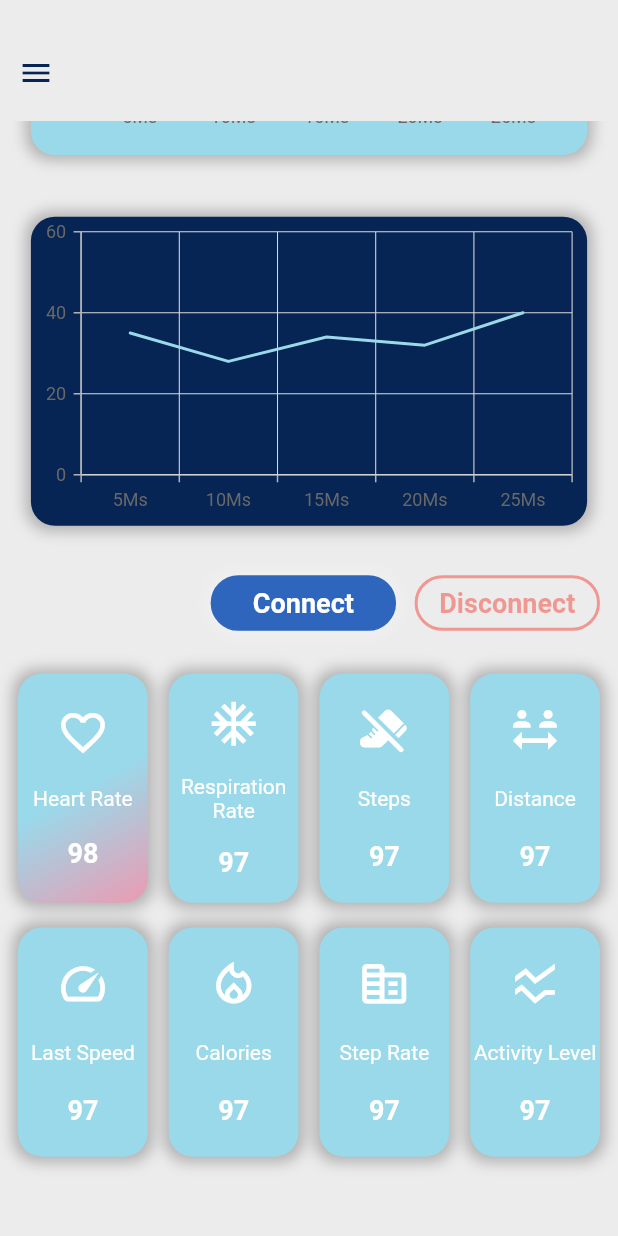
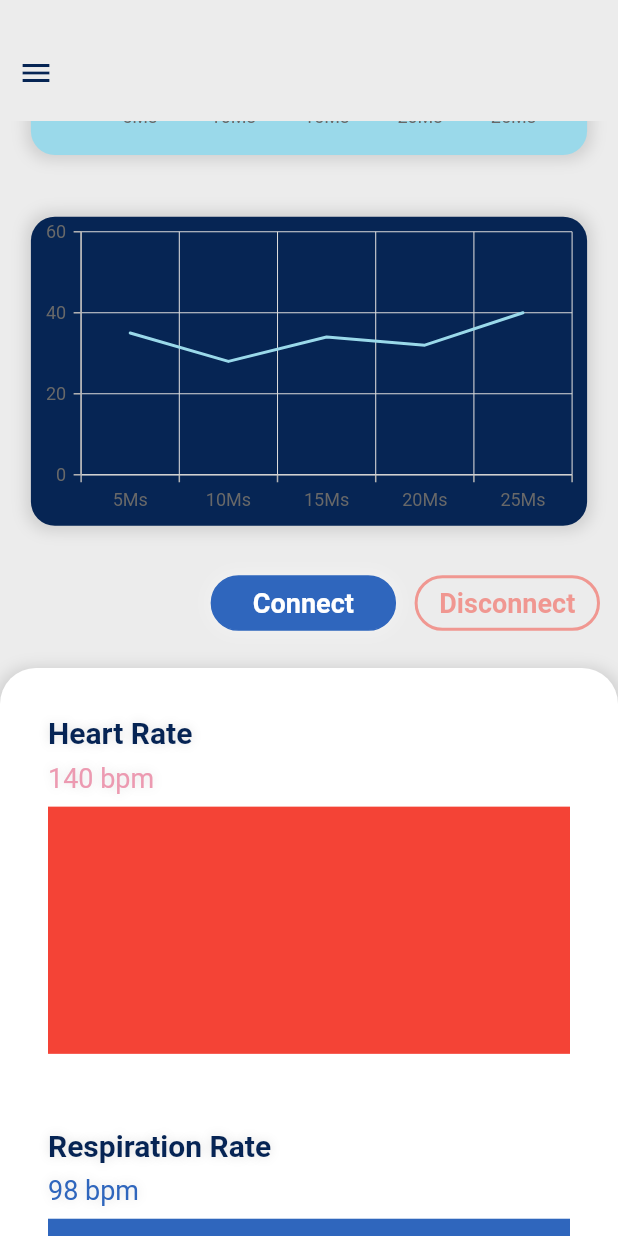
Before and after one commit to Amin397/WearIA, a Flutter app: the HomeScreen screen opened by its route, scrolled down 299 dp, on a phone screen of 412 x 824 dp. Run offline on Flutter 3.47's test engine with Material 2 defaults, Android fonts, the phone set to English and light mode, and no system bars; drawn by our look-alikes of auto_size_text; our stand-ins replace flutter_staggered_animations, get, get_storage, lottie, syncfusion_flutter_charts; accounts and stored records are empty.

Commit message:
last uopdate 5 esfand

```diff
--- a/lib/Consts/measures.dart
+++ b/lib/Consts/measures.dart
@@ -56,13 +56,15 @@ const Color mainRedColor = Color(0XFFEC9AB1);
 const Color backgroundColor = Color(0XFFF6F7Fb);
 const Color textHintColor = Color(0XFF6C7584);
 const Color bgColor = Color(0XFFECECEC);
+const Color blackTextColor = Color(0XFF062454);
+const Color blueTextColor = Color(0XFF2F66BD);
 
 List<BoxShadow> blackShadow({
   Offset offset = const Offset(0.0, 0.0),
 }) {
   return [
     BoxShadow(
-      color: Colors.black26 ,
+      color: Colors.black12 ,
       blurRadius: 8.0,
       spreadRadius: 3.0,
       offset: offset,
--- /dev/null
+++ b/lib/Views/Home/Widget/build_heart_rate_chart_widget.dart
@@ -0,0 +1,21 @@
+import 'package:flutter/material.dart';
+import 'package:get/get.dart';
+import 'package:healthble/Controllers/Home/home_controller.dart';
+
+
+
+class BuildHeartRateChartWidget extends StatelessWidget {
+  const BuildHeartRateChartWidget({Key? key , required this.controller}) : super(key: key);
+
+
+  final HomeController controller;
+
+  @override
+  Widget build(BuildContext context) {
+    return Container(
+      width: Get.width,
+      height: Get.height * .2,
+      color: Colors.red,
+    );
+  }
+}
--- a/lib/Views/Home/Widget/build_more_health_detail_widget.dart
+++ /dev/null
@@ -1,191 +0,0 @@
-import 'package:auto_size_text/auto_size_text.dart';
-import 'package:flutter/material.dart';
-import 'package:flutter_staggered_animations/flutter_staggered_animations.dart';
-import 'package:get/get.dart';
-import 'package:healthble/Controllers/Home/home_controller.dart';
-
-import '../../../Consts/measures.dart';
-
-class BuildMoreHealthDetailWidget extends StatelessWidget {
-  const BuildMoreHealthDetailWidget({
-    Key? key,
-    required this.controller,
-  }) : super(key: key);
-
-  final HomeController controller;
-
-  @override
-  Widget build(BuildContext context) {
-    return Container(
-      height: Get.height * .42,
-      width: Get.width,
-      padding: paddingAll12,
-      child: Column(
-        children: [
-          Flexible(
-            flex: 1,
-            child: SizedBox(
-              height: double.maxFinite,
-              width: double.maxFinite,
-              child: Row(
-                mainAxisAlignment: MainAxisAlignment.spaceBetween,
-                children: [
-                  AnimationConfiguration.synchronized(
-                    child: SlideAnimation(
-                      child: FadeInAnimation(
-                        duration: const Duration(milliseconds: 1000),
-                        child: Container(
-                          height: double.maxFinite,
-                          width: Get.width * .21,
-                          padding: paddingAll4,
-                          decoration: BoxDecoration(
-                            gradient:const LinearGradient(
-                              colors: [
-                                mainColor,
-                                mainColor,
-                                // Colors.red.withAlpha(50),
-                                mainRedColor,
-                              ],
-                              begin: Alignment.topLeft,
-                              end: Alignment.bottomRight,
-                            ),
-                            borderRadius: radiusAll16,
-                            boxShadow: blackShadow(),
-                          ),
-                          child: Column(
-                            mainAxisAlignment: MainAxisAlignment.spaceEvenly,
-                            children: const [
-                              Icon(
-                                Icons.favorite_border,
-                                color: Colors.white,
-                                size: 35.0,
-                              ),
-                              AutoSizeText(
-                                'Heart Rate',
-                                style: TextStyle(
-                                  color: Colors.white,
-                                ),
-                              ),
-                              Text(
-                                '98',
-                                style: TextStyle(
-                                  color: Colors.white,
-                                  fontWeight: FontWeight.bold,
-                                  fontSize: 18.0,
-                                ),
-                              )
-                            ],
-                          ),
-                        ),
-                      ),
-                    ),
-                  ),
-                  _buildItem(
-                    icon: Icons.ac_unit_outlined,
-                    title: 'Respiration Rate',
-                    data: '97',
-                  ),
-                  _buildItem(
-                    icon: Icons.do_not_step_rounded,
-                    title: 'Steps',
-                    data: '97',
-                  ),
-                  _buildItem(
-                    icon: Icons.social_distance,
-                    title: 'Distance',
-                    data: '97',
-                  ),
-                ],
-              ),
-            ),
-          ),
-          SizedBox(
-            height: Get.height * .02,
-          ),
-          Flexible(
-            flex: 1,
-            child: SizedBox(
-              height: double.maxFinite,
-              width: double.maxFinite,
-              child: Row(
-                mainAxisAlignment: MainAxisAlignment.spaceBetween,
-                children: [
-                  _buildItem(
-                    icon: Icons.speed,
-                    title: 'Last Speed',
-                    data: '97',
-                  ),
-                  _buildItem(
-                    icon: Icons.local_fire_department_outlined,
-                    title: 'Calories',
-                    data: '97',
-                  ),
-                  _buildItem(
-                    icon: Icons.corporate_fare_rounded,
-                    title: 'Step Rate',
-                    data: '97',
-                  ),
-                  _buildItem(
-                    icon: Icons.ssid_chart,
-                    title: 'Activity Level',
-                    data: '97',
-                  ),
-                ],
-              ),
-            ),
-          ),
-        ],
-      ),
-    );
-  }
-
-  Widget _buildItem({
-    required IconData icon,
-    required String title,
-    required String data,
-  }) {
-
-
-    return AnimationConfiguration.synchronized(
-      child: SlideAnimation(
-        child: FadeInAnimation(
-          duration: const Duration(milliseconds: 1000),
-          child: Container(
-            height: double.maxFinite,
-            width: Get.width * .21,
-            decoration: BoxDecoration(
-              color: mainColor,
-              borderRadius: radiusAll16,
-              boxShadow: blackShadow(),
-            ),
-            child: Column(
-              mainAxisAlignment: MainAxisAlignment.spaceEvenly,
-              children: [
-                Icon(
-                  icon,
-                  color: Colors.white,
-                  size: 35.0,
-                ),
-                AutoSizeText(
-                  title,
-                  textAlign: TextAlign.center,
-                  style: const TextStyle(
-                    color: Colors.white,
-                  ),
-                ),
-                Text(
-                  data,
-                  style: const TextStyle(
-                    color: Colors.white,
-                    fontWeight: FontWeight.bold,
-                    fontSize: 18.0,
-                  ),
-                )
-              ],
-            ),
-          ),
-        ),
-      ),
-    );
-  }
-}
--- /dev/null
+++ b/lib/Views/Home/Widget/build_respiration_rate_chart_widget.dart
@@ -0,0 +1,22 @@
+import 'package:flutter/material.dart';
+import 'package:get/get.dart';
+import 'package:healthble/Controllers/Home/home_controller.dart';
+
+import '../../../Consts/measures.dart';
+
+
+class BuildRespirationRateChartWidget extends StatelessWidget {
+  const BuildRespirationRateChartWidget({Key? key , required this.controller}) : super(key: key);
+
+
+  final HomeController controller;
+
+  @override
+  Widget build(BuildContext context) {
+    return Container(
+      width: Get.width,
+      height: Get.height * .2,
+      color: blueTextColor,
+    );
+  }
+}
--- a/lib/Views/Home/home_screen.dart
+++ b/lib/Views/Home/home_screen.dart
@@ -7,7 +7,8 @@ import 'Widget/build_breathing_chart_widget.dart';
 import 'Widget/build_connection_buttons_widget.dart';
 import 'Widget/build_drawer_widget.dart';
 import 'Widget/build_heart_bit_chart_widget.dart';
-import 'Widget/build_more_health_detail_widget.dart';
+import 'Widget/build_heart_rate_chart_widget.dart';
+import 'Widget/build_respiration_rate_chart_widget.dart';
 import 'Widget/build_title_widget.dart';
 
 class HomeScreen extends StatelessWidget {
@@ -51,7 +52,7 @@ class HomeScreen extends StatelessWidget {
                 height: double.maxFinite,
                 width: double.maxFinite,
                 child: SingleChildScrollView(
-                  physics: const BouncingScrollPhysics(),
+                  // physics: const BouncingScrollPhysics(),
                   child: Column(
                     children: [
                       BuildTitleWidget(
@@ -73,14 +74,109 @@ class HomeScreen extends StatelessWidget {
                         controller: controller,
                       ),
                       SizedBox(
-                        height: Get.height * .02,
+                        height: Get.height * .03,
                       ),
-                      BuildMoreHealthDetailWidget(
-                        controller: controller,
-                      ),
-                      SizedBox(
-                        height: Get.height * .05,
-                      ),
+                      Container(
+                        width: Get.width,
+                        // height: Get.height * .88,
+                        padding: paddingAll32,
+                        decoration: BoxDecoration(
+                          borderRadius: const BorderRadius.vertical(
+                            top: Radius.circular(24.0),
+                          ),
+                          color: Colors.white,
+                          boxShadow: blackShadow(
+                            offset: const Offset(0.0, 3.0),
+                          ),
+                        ),
+                        child: Column(
+                          children: [
+                            Align(
+                              alignment: Alignment.centerLeft,
+                              child: Text(
+                                'Heart Rate',
+                                style: TextStyle(
+                                  color: blackTextColor,
+                                  fontSize: 20.0,
+                                  shadows: blackShadow(),
+                                  fontWeight: FontWeight.bold,
+                                ),
+                              ),
+                            ),
+                            SizedBox(height: Get.height * .01,),
+                            Align(
+                              alignment: Alignment.centerLeft,
+                              child: Text(
+                                '140 bpm',
+                                style: TextStyle(
+                                  color: mainRedColor,
+                                  fontSize: 18.0,
+                                  shadows: blackShadow(),
+                                  // fontWeight: FontWeight.bold,
+                                ),
+                              ),
+                            ),
+                            SizedBox(height: Get.height * .01,),
+                            BuildHeartRateChartWidget(
+                              controller: controller,
+                            ),
+                            SizedBox(height: Get.height * .06,),
+                            Align(
+                              alignment: Alignment.centerLeft,
+                              child: Text(
+                                'Respiration Rate',
+                                style: TextStyle(
+                                  color: blackTextColor,
+                                  fontSize: 20.0,
+                                  shadows: blackShadow(),
+                                  fontWeight: FontWeight.bold,
+                                ),
+                              ),
+                            ),
+                            SizedBox(height: Get.height * .01,),
+                            Align(
+                              alignment: Alignment.centerLeft,
+                              child: Text(
+                                '98 bpm',
+                                style: TextStyle(
+                                  color: blueTextColor,
+                                  fontSize: 18.0,
+                                  shadows: blackShadow(),
+                                  // fontWeight: FontWeight.bold,
+                                ),
+                              ),
+                            ),
+                            SizedBox(height: Get.height * .01,),
+                            BuildRespirationRateChartWidget(
+                              controller: controller,
+                            ),
+                            SizedBox(height: Get.height * .06,),
+                            Align(
+                              alignment: Alignment.centerLeft,
+                              child: Text(
+                                'Activity',
+                                style: TextStyle(
+                                  color: blackTextColor,
+                                  fontSize: 22.0,
+                                  shadows: blackShadow(),
+                                  fontWeight: FontWeight.bold,
+                                ),
+                              ),
+                            ),
+                            SizedBox(height: Get.height * .02,),
+                            _buildStepsPart()
+                          ],
+                        ),
+                      )
+                      // SizedBox(
+                      //   height: Get.height * .02,
+                      // ),
+                      // BuildMoreHealthDetailWidget(
+                      //   controller: controller,
+                      // ),
+                      // SizedBox(
+                      //   height: Get.height * .05,
+                      // ),
                     ],
                   ),
                 ),
@@ -91,4 +187,16 @@ class HomeScreen extends StatelessWidget {
       ),
     );
   }
+
+  Widget _buildStepsPart() {
+    return Container(
+      width: Get.width,
+      height: Get.height * .1,
+      decoration: BoxDecoration(
+        color: mainColor,
+        borderRadius: radiusAll16,
+        boxShadow: blackShadow(),
+      ),
+    );
+  }
 }
```
Also changed, not shown: pubspec.lock.
